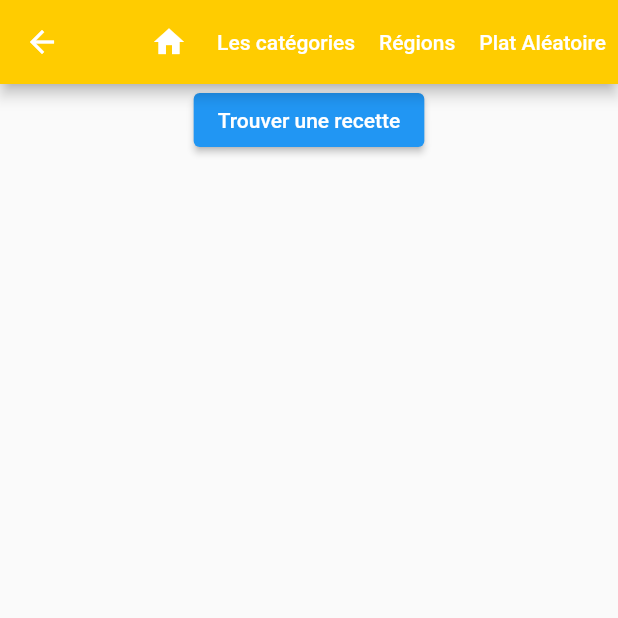
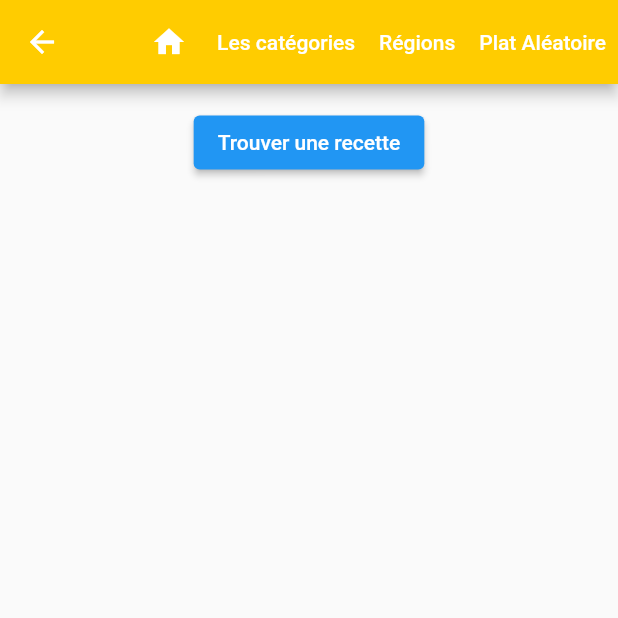
Before and after one commit to skullkid59600/Foodies, a Flutter app: the RandomMealScreen screen opened directly, on a phone screen of 412 x 824 dp, the top half of it. Run offline on Flutter 3.47's test engine with Material 2 defaults, Android fonts, the phone set to English and light mode, and no system bars; our stand-ins replace firebase_auth, firebase_core; accounts and stored records are empty; network calls fail.

Commit message:
:art: : buttons size

```diff
--- a/lib/pages/auth/create_account_screen.dart
+++ b/lib/pages/auth/create_account_screen.dart
@@ -89,6 +89,7 @@ class _CreateAccountScreenState extends State<CreateAccountScreen> {
               Navigator.of(context).push(MaterialPageRoute(builder: (context) => AuthentificationScreen()));
             });
           }, child: Text('Créer le compte')),
+          const SizedBox(height: 15),
           ElevatedButton(onPressed: () async {
             setState(() {
               Navigator.of(context).push(MaterialPageRoute(builder: (context) => AuthentificationScreen()));
--- a/lib/pages/recipes/random_meal_screen.dart
+++ b/lib/pages/recipes/random_meal_screen.dart
@@ -87,6 +87,7 @@ class _RandomMealScreenState extends State<RandomMealScreen> {
             }),
       ]),
       body: Column(children: [
+        const SizedBox(height: 15),
         ElevatedButton(
             onPressed: () async {
               setState(() {
@@ -94,6 +95,7 @@ class _RandomMealScreenState extends State<RandomMealScreen> {
               });
             },
             child: const Text('Trouver une recette')),
+        const SizedBox(height: 15),
         Expanded(
             flex: 1,
             child: ListView.builder(
```
